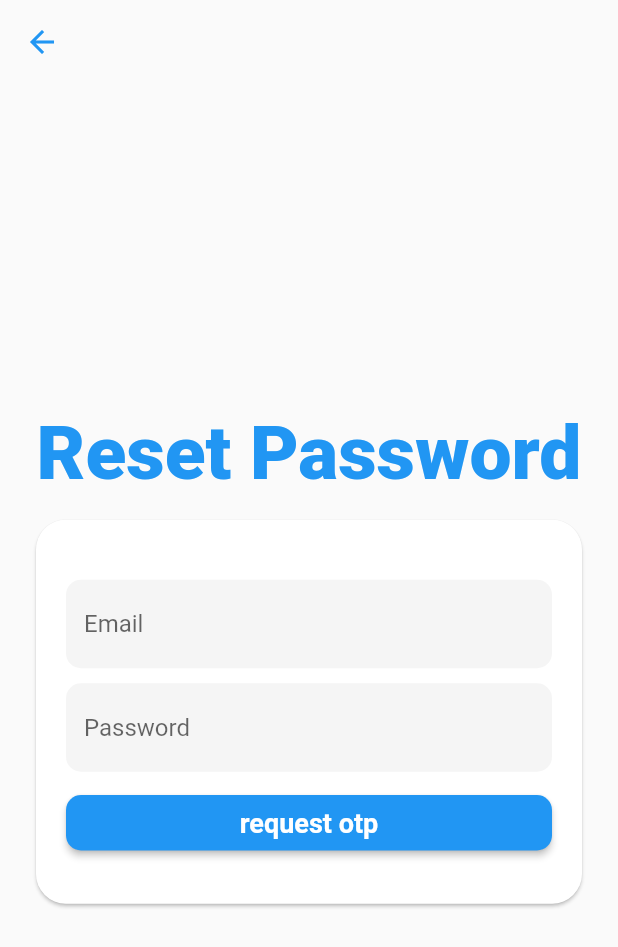
After one commit to alanpv92/my-shop, a Flutter app: the screen it shows after launch, after a tap on "forgot password?", on a phone screen of 412 x 824 dp. The commit adds this screen. Shown: the top 947 px of the screen. Run offline on Flutter 3.47's test engine with Material 2 defaults, Android fonts, the phone set to English and light mode, and no system bars; our stand-ins replace dartz, dio, flutter_riverpod, flutter_secure_storage, fluttertoast, get and 1 more.

Commit message:
password reset ui completed

```diff
--- a/client/myshop/lib/managers/route.dart
+++ b/client/myshop/lib/managers/route.dart
@@ -1,17 +1,26 @@
 import 'package:get/route_manager.dart';
-import 'package:myshop/ui/screen/authentication.dart';
+import 'package:myshop/ui/screen/authentication/authentication.dart';
 import 'package:myshop/ui/screen/dash.dart';
+import 'package:myshop/ui/screen/authentication/reset_password.dart';
 
 class Routes {
   static String authenticationScreen = '/authentication';
   static String dashScreen = '/dashscreen';
+  static String resetPasswordScreen = '/resetPassword';
 }
 
 class RouterManger {
   static List<GetPage<dynamic>>? getAllPages() {
     return [
-      GetPage(name: Routes.authenticationScreen, page: () =>const AuthenticationScreen(),),
-      GetPage(name: Routes.dashScreen, page: () => const Dash(),)
+      GetPage(
+        name: Routes.authenticationScreen,
+        page: () => const AuthenticationScreen(),
+      ),
+      GetPage(
+        name: Routes.dashScreen,
+        page: () => const Dash(),
+      ),
+      GetPage(name: Routes.resetPasswordScreen, page: () => const ResetPasswordScreen(),)
     ];
   }
 }
--- a/client/myshop/lib/managers/text.dart
+++ b/client/myshop/lib/managers/text.dart
@@ -19,13 +19,27 @@ mixin AuthText {
   final String userNameHint = 'User Name';
   final String passwordHint = 'Password';
   final String emailHint = 'Email';
+
+  final String resetPassword = "Reset Password";
+
+  final String requestOpt = 'request otp';
+
+  final String verifyOtp = 'Verify your Otp';
+  final String otpSendEmail = 'Otp has been send to';
+  final String otpExpireMessage = 'Otp will expire in 2 minutes';
 }
 
 mixin AppStorageText {
   final String notPresenet = 'Data Is Not Found';
 }
 
-class TextManger with AuthText, CommonText, ValidationText, NetworkErrorText,AppStorageText {
+class TextManger
+    with
+        AuthText,
+        CommonText,
+        ValidationText,
+        NetworkErrorText,
+        AppStorageText {
   TextManger._();
   static TextManger instance = TextManger._();
   factory TextManger() => instance;
--- /dev/null
+++ b/client/myshop/lib/ui/screen/authentication/reset_password.dart
@@ -0,0 +1,85 @@
+import 'package:flutter/material.dart';
+import 'package:get/route_manager.dart';
+import 'package:myshop/data/models/custom_form.dart';
+import 'package:myshop/managers/text.dart';
+import 'package:myshop/ui/screen/authentication/otp_screen.dart';
+import 'package:myshop/ui/widgets/common/custom%20form/custom_form.dart';
+
+class ResetPasswordScreen extends StatefulWidget {
+  const ResetPasswordScreen({super.key});
+
+  @override
+  State<ResetPasswordScreen> createState() => _ResetPasswordScreenState();
+}
+
+class _ResetPasswordScreenState extends State<ResetPasswordScreen> {
+  late TextEditingController _emailEditingController;
+  late TextEditingController _passwordEditingController;
+
+  @override
+  void initState() {
+    _emailEditingController = TextEditingController();
+    _passwordEditingController = TextEditingController();
+
+    super.initState();
+  }
+
+  @override
+  void dispose() {
+    _emailEditingController.dispose();
+    _passwordEditingController.dispose();
+
+    super.dispose();
+  }
+
+  @override
+  Widget build(BuildContext context) {
+    return Scaffold(
+        appBar: AppBar(
+          backgroundColor: Theme.of(context).scaffoldBackgroundColor,
+          elevation: 0,
+          iconTheme: IconThemeData(color: Theme.of(context).primaryColor),
+        ),
+        body: SafeArea(
+            child: Container(
+          padding: const EdgeInsets.symmetric(horizontal: 20),
+          width: double.infinity,
+          child: Column(
+            mainAxisAlignment: MainAxisAlignment.center,
+            children: [
+              FittedBox(
+                  fit: BoxFit.scaleDown,
+                  child: Text(
+                    TextManger.instance.resetPassword,
+                    style: Theme.of(context).textTheme.headlineLarge,
+                  )),
+              const SizedBox(
+                height: 10,
+              ),
+              Card(
+                shape: OutlineInputBorder(
+                    borderRadius: BorderRadius.circular(20),
+                    borderSide: BorderSide.none),
+                child: Padding(
+                  padding:
+                      const EdgeInsets.symmetric(horizontal: 20, vertical: 30),
+                  child: CustomForm(
+                      formAction: () {
+                        Get.to(OtpVerificationScreen());
+                      },
+                      formData: [
+                        CustomFormModel(
+                            controller: _emailEditingController,
+                            hintText: TextManger.instance.emailHint),
+                        CustomFormModel(
+                            controller: _passwordEditingController,
+                            hintText: TextManger.instance.passwordHint),
+                      ],
+                      buttonText: TextManger.instance.requestOpt),
+                ),
+              )
+            ],
+          ),
+        )));
+  }
+}
--- a/client/myshop/lib/ui/widgets/authentication/auth_box.dart
+++ b/client/myshop/lib/ui/widgets/authentication/auth_box.dart
@@ -1,8 +1,10 @@
 import 'package:flutter/material.dart';
 import 'package:flutter_riverpod/flutter_riverpod.dart';
+import 'package:get/route_manager.dart';
 import 'package:myshop/controllers/authentication.dart';
 import 'package:myshop/data/models/authentication%20data/login.dart';
 import 'package:myshop/data/models/authentication%20data/registration.dart';
+import 'package:myshop/managers/route.dart';
 import 'package:myshop/managers/text.dart';
 import 'package:myshop/data/models/custom_form.dart';
 import 'package:myshop/ui/widgets/common/custom%20form/custom_form.dart';
@@ -103,7 +105,9 @@ class _AuthBoxState extends State<AuthBox> {
                           },
                         ))),
                 Align(
-                  child: TextButton(
+                  child: Column(
+                    children: [
+                      TextButton(
                           onPressed: () {
                             setState(() {
                               _emailEditingController.clear();
@@ -123,7 +127,18 @@ class _AuthBoxState extends State<AuthBox> {
                                   style: textTheme.headlineSmall
                                       ?.copyWith(fontWeight: FontWeight.w700),
                                 )),
-                )
+                      if (!isReg)
+                        TextButton(
+                            onPressed: () {
+                              Get.toNamed(Routes.resetPasswordScreen);
+                            },
+                            child: Text(
+                              "forgot password?",
+                              style: Theme.of(context).textTheme.labelLarge,
+                            ))
+                    ],
+                  ),
+                ),
               ],
             ));
       },
--- a/client/myshop/lib/ui/widgets/authentication/auth_manager.dart
+++ b/client/myshop/lib/ui/widgets/authentication/auth_manager.dart
@@ -2,7 +2,7 @@ import 'package:flutter/material.dart';
 import 'package:flutter_riverpod/flutter_riverpod.dart';
 import 'package:myshop/controllers/authentication.dart';
 
-import '../../screen/authentication.dart';
+import '../../screen/authentication/authentication.dart';
 import '../../screen/dash.dart';
 
 class AuthManager extends ConsumerWidget {
```
Also changed, not shown: client/myshop/lib/theme/app.dart (+12 -8 lines), client/myshop/lib/ui/screen/authentication/otp_screen.dart (added, +58 -0 lines), client/myshop/lib/ui/widgets/authentication/otp_verification_box.dart (added, +49 -0 lines), client/myshop/lib/ui/widgets/authentication/otp_verification_box_container.dart (added, +65 -0 lines), client/myshop/lib/ui/screen/authentication/authentication.dart (renamed from client/myshop/lib/ui/screen/authentication.dart), 1 other file. Lines whose indentation alone changed are shown as unchanged.
